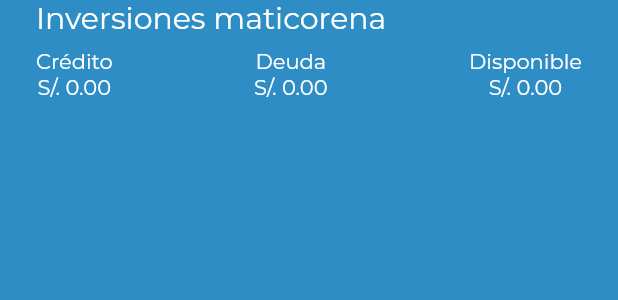
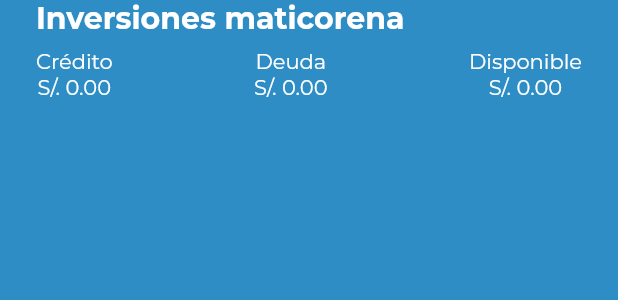
Before and after one commit to danieloquelis/dimexa-vendors, a Flutter app: the ClientStatistics widget shown alone on an empty page, opened directly with empty values, on a phone screen of 412 x 824 dp. Shown: the top 300 px of the screen. Run offline on Flutter 3.47's test engine with Material 2 defaults, Android fonts, the light colour scheme and no system bars; our stand-ins replace carousel_slider, expandable, fl_chart, flutter_spinkit, flutter_svg, get and 5 more; missing offline and left inert: flutter_device_identifier, password_dart; generated files the repository leaves out were written again.

```diff
--- a/lib/modules/cient_page/local_widgets/client_statistics/client_statistics.dart
+++ b/lib/modules/cient_page/local_widgets/client_statistics/client_statistics.dart
@@ -1,14 +1,18 @@
 import 'package:dimexa_vendors/core/theme/app_colors/app_colors.dart';
+import 'package:dimexa_vendors/core/utils/string_utils/string_utils.dart';
 import 'package:dimexa_vendors/data/provider/localizations/app_translations.dart';
 import 'package:flutter/material.dart';
 import 'package:dimexa_vendors/data/models/client/client.dart';
 
 class ClientStatistics extends StatelessWidget {
 
-  late Client client;
+  Client? client;
+  String? lastUpdate;
 
-
-  ClientStatistics(this.client);
+  ClientStatistics({
+    required this.client,
+    this.lastUpdate
+  });
 
   @override
   Widget build(BuildContext context) {
@@ -22,6 +26,7 @@ class ClientStatistics extends StatelessWidget {
             style: TextStyle(
               color: Colors.white,
               fontSize: 20,
+              fontWeight: FontWeight.w700
             ),
           ),
           SizedBox(height: 8,),
@@ -47,6 +52,17 @@ class ClientStatistics extends StatelessWidget {
                 ],
               )
             ],
+          ),
+         SizedBox(height: 16,),
+          Visibility(
+            visible: StringUtils.isNotNullNorEmpty(lastUpdate),
+            child: Text(
+                'Última sincronización ${lastUpdate!}',
+              style: const TextStyle(
+                  fontSize: 12,
+                color: Colors.white
+              ),
+            ),
           )
         ],
       ),
```
Also changed, not shown: lib/global_widgets/base_appbar/base_appbar.dart (+4 -3 lines), lib/modules/cient_page/local_widgets/client_details/client_details.dart (+5 -3 lines).
